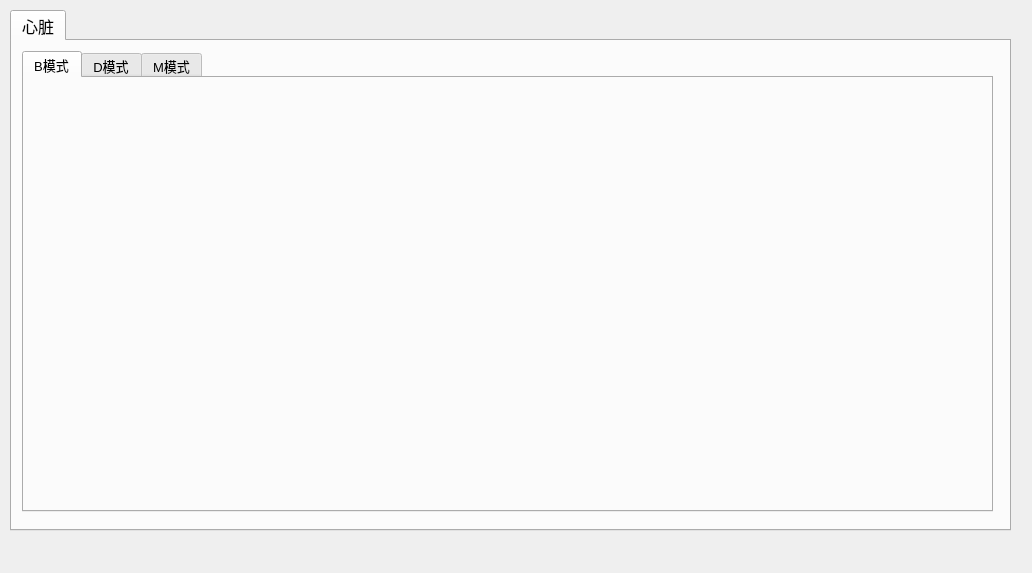
Qt form tools/Calculator/ui/ui_card.ui (qingning006/TestCode) before a commit.
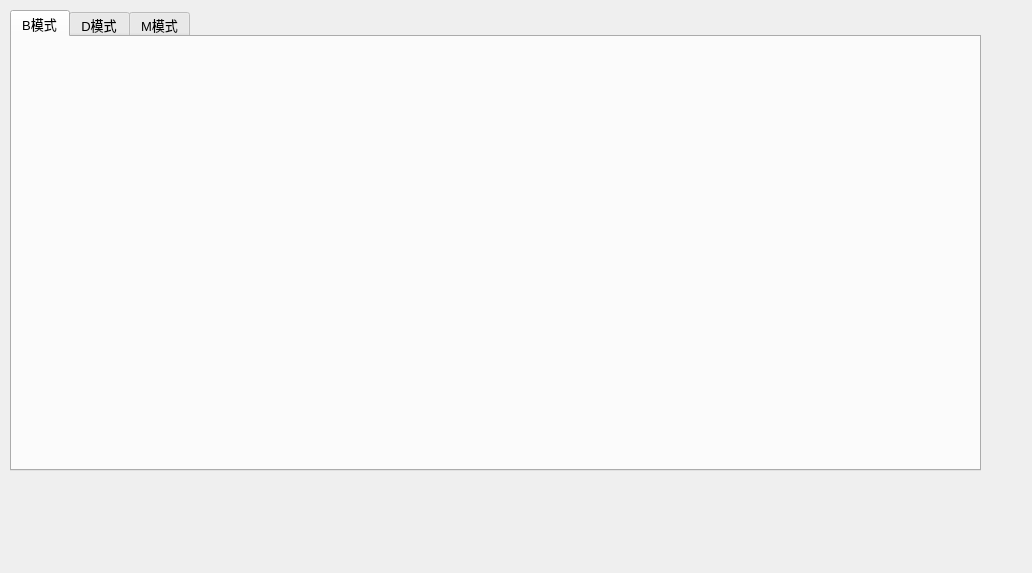
The same form after that commit.

The edit to the form file:
```diff
--- a/tools/Calculator/ui/ui_card.ui
+++ b/tools/Calculator/ui/ui_card.ui
@@ -13,32 +13,6 @@
   <property name="windowTitle">
    <string>Form</string>
   </property>
-  <widget class="QTabWidget" name="tabWidget">
-   <property name="geometry">
-    <rect>
-     <x>10</x>
-     <y>10</y>
-     <width>1001</width>
-     <height>521</height>
-    </rect>
-   </property>
-   <property name="font">
-    <font>
-     <pointsize>12</pointsize>
-    </font>
-   </property>
-   <property name="currentIndex">
-    <number>0</number>
-   </property>
-   <widget class="QWidget" name="tab_card">
-    <property name="font">
-     <font>
-      <pointsize>12</pointsize>
-     </font>
-    </property>
-    <attribute name="title">
-     <string>心脏</string>
-    </attribute>
     <widget class="QTabWidget" name="tabWidget_2">
      <property name="geometry">
       <rect>
@@ -70,8 +44,6 @@
       <attribute name="title">
        <string>M模式</string>
       </attribute>
-     </widget>
-    </widget>
    </widget>
   </widget>
  </widget>
```
Lines whose indentation alone changed are shown as unchanged.
